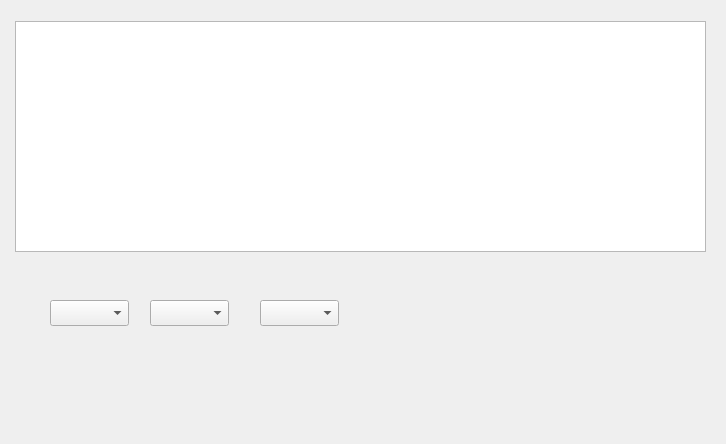
Before: the Qt Designer form src/rulewindow.ui in carvalhojldc/fuzzy-control, drawn with Qt 5.
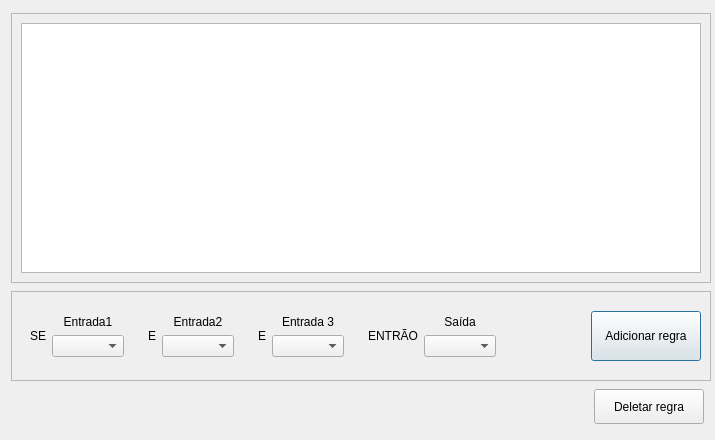
After: the same form once the commit is applied.

Commit message: rule-window

Diff of the .ui file:
```diff
--- a/src/rulewindow.ui
+++ b/src/rulewindow.ui
@@ -6,53 +6,309 @@
    <rect>
     <x>0</x>
     <y>0</y>
-    <width>726</width>
-    <height>444</height>
+    <width>715</width>
+    <height>440</height>
    </rect>
   </property>
+  <property name="sizePolicy">
+   <sizepolicy hsizetype="Fixed" vsizetype="Fixed">
+    <horstretch>0</horstretch>
+    <verstretch>0</verstretch>
+   </sizepolicy>
+  </property>
+  <property name="minimumSize">
+   <size>
+    <width>700</width>
+    <height>270</height>
+   </size>
+  </property>
+  <property name="maximumSize">
+   <size>
+    <width>718</width>
+    <height>440</height>
+   </size>
+  </property>
   <property name="windowTitle">
    <string>Dialog</string>
   </property>
-  <widget class="QTableWidget" name="tableWidget">
-   <property name="geometry">
-    <rect>
-     <x>15</x>
-     <y>21</y>
-     <width>691</width>
-     <height>231</height>
-    </rect>
-   </property>
-  </widget>
-  <widget class="QComboBox" name="comboBox">
-   <property name="geometry">
-    <rect>
-     <x>50</x>
-     <y>300</y>
-     <width>79</width>
-     <height>26</height>
-    </rect>
-   </property>
-  </widget>
-  <widget class="QComboBox" name="comboBox_2">
-   <property name="geometry">
-    <rect>
-     <x>150</x>
-     <y>300</y>
-     <width>79</width>
-     <height>26</height>
-    </rect>
-   </property>
-  </widget>
-  <widget class="QComboBox" name="comboBox_3">
-   <property name="geometry">
-    <rect>
-     <x>260</x>
-     <y>300</y>
-     <width>79</width>
-     <height>26</height>
-    </rect>
-   </property>
-  </widget>
+  <layout class="QGridLayout" name="gridLayout_10">
+   <item row="0" column="0" colspan="2">
+    <widget class="QFrame" name="frame_2">
+     <property name="sizePolicy">
+      <sizepolicy hsizetype="Fixed" vsizetype="Fixed">
+       <horstretch>0</horstretch>
+       <verstretch>0</verstretch>
+      </sizepolicy>
+     </property>
+     <property name="minimumSize">
+      <size>
+       <width>700</width>
+       <height>270</height>
+      </size>
+     </property>
+     <property name="maximumSize">
+      <size>
+       <width>700</width>
+       <height>270</height>
+      </size>
+     </property>
+     <property name="frameShape">
+      <enum>QFrame::StyledPanel</enum>
+     </property>
+     <property name="frameShadow">
+      <enum>QFrame::Raised</enum>
+     </property>
+     <layout class="QGridLayout" name="gridLayout_6">
+      <item row="0" column="0">
+       <widget class="QListWidget" name="listWidget">
+        <property name="dragEnabled">
+         <bool>true</bool>
+        </property>
+       </widget>
+      </item>
+     </layout>
+    </widget>
+   </item>
+   <item row="1" column="0" colspan="2">
+    <widget class="QFrame" name="frame">
+     <property name="minimumSize">
+      <size>
+       <width>700</width>
+       <height>90</height>
+      </size>
+     </property>
+     <property name="maximumSize">
+      <size>
+       <width>700</width>
+       <height>90</height>
+      </size>
+     </property>
+     <property name="frameShape">
+      <enum>QFrame::StyledPanel</enum>
+     </property>
+     <property name="frameShadow">
+      <enum>QFrame::Raised</enum>
+     </property>
+     <layout class="QGridLayout" name="gridLayout_5">
+      <item row="0" column="1">
+       <widget class="QWidget" name="widget_2" native="true">
+        <layout class="QGridLayout" name="gridLayout_8">
+         <item row="0" column="0">
+          <layout class="QGridLayout" name="gl_i2">
+           <item row="0" column="1">
+            <layout class="QGridLayout" name="gridLayout_3">
+             <item row="0" column="0">
+              <widget class="QLabel" name="label_2">
+               <property name="text">
+                <string>Entrada2</string>
+               </property>
+               <property name="alignment">
+                <set>Qt::AlignCenter</set>
+               </property>
+              </widget>
+             </item>
+             <item row="1" column="0">
+              <widget class="QComboBox" name="comboBox_2"/>
+             </item>
+            </layout>
+           </item>
+           <item row="0" column="0">
+            <widget class="QLabel" name="label_5">
+             <property name="text">
+              <string>E</string>
+             </property>
+             <property name="alignment">
+              <set>Qt::AlignCenter</set>
+             </property>
+            </widget>
+           </item>
+          </layout>
+         </item>
+        </layout>
+       </widget>
+      </item>
+      <item row="0" column="5">
+       <widget class="QPushButton" name="insertRule">
+        <property name="minimumSize">
+         <size>
+          <width>110</width>
+          <height>50</height>
+         </size>
+        </property>
+        <property name="maximumSize">
+         <size>
+          <width>110</width>
+          <height>50</height>
+         </size>
+        </property>
+        <property name="text">
+         <string>Adicionar regra</string>
+        </property>
+       </widget>
+      </item>
+      <item row="0" column="4">
+       <spacer name="horizontalSpacer_2">
+        <property name="orientation">
+         <enum>Qt::Horizontal</enum>
+        </property>
+        <property name="sizeHint" stdset="0">
+         <size>
+          <width>40</width>
+          <height>20</height>
+         </size>
+        </property>
+       </spacer>
+      </item>
+      <item row="0" column="0">
+       <widget class="QWidget" name="widget" native="true">
+        <layout class="QGridLayout" name="gridLayout_7">
+         <item row="0" column="0">
+          <layout class="QGridLayout" name="gl_i1">
+           <item row="0" column="0">
+            <widget class="QLabel" name="label_6">
+             <property name="layoutDirection">
+              <enum>Qt::RightToLeft</enum>
+             </property>
+             <property name="text">
+              <string>SE</string>
+             </property>
+             <property name="alignment">
+              <set>Qt::AlignCenter</set>
+             </property>
+            </widget>
+           </item>
+           <item row="0" column="1">
+            <layout class="QGridLayout" name="gridLayout_4">
+             <item row="1" column="0">
+              <widget class="QComboBox" name="comboBox_1"/>
+             </item>
+             <item row="0" column="0">
+              <widget class="QLabel" name="label_1">
+               <property name="text">
+                <string>Entrada1</string>
+               </property>
+               <property name="alignment">
+                <set>Qt::AlignCenter</set>
+               </property>
+              </widget>
+             </item>
+            </layout>
+           </item>
+          </layout>
+         </item>
+        </layout>
+       </widget>
+      </item>
+      <item row="0" column="2">
+       <widget class="QWidget" name="widget_3" native="true">
+        <layout class="QGridLayout" name="gridLayout_11">
+         <item row="0" column="0">
+          <layout class="QGridLayout" name="gl_i3">
+           <item row="0" column="1">
+            <layout class="QGridLayout" name="gridLayout">
+             <item row="0" column="0">
+              <widget class="QLabel" name="label_3">
+               <property name="text">
+                <string>Entrada 3</string>
+               </property>
+               <property name="alignment">
+                <set>Qt::AlignCenter</set>
+               </property>
+              </widget>
+             </item>
+             <item row="1" column="0">
+              <widget class="QComboBox" name="comboBox_3"/>
+             </item>
+            </layout>
+           </item>
+           <item row="0" column="0">
+            <widget class="QLabel" name="label_7">
+             <property name="text">
+              <string>E</string>
+             </property>
+             <property name="alignment">
+              <set>Qt::AlignCenter</set>
+             </property>
+            </widget>
+           </item>
+          </layout>
+         </item>
+        </layout>
+       </widget>
+      </item>
+      <item row="0" column="3">
+       <widget class="QWidget" name="widget_4" native="true">
+        <layout class="QGridLayout" name="gridLayout_9">
+         <item row="0" column="0">
+          <layout class="QGridLayout" name="gL_o">
+           <item row="0" column="0">
+            <widget class="QLabel" name="label_8">
+             <property name="text">
+              <string>ENTRÃO</string>
+             </property>
+             <property name="alignment">
+              <set>Qt::AlignCenter</set>
+             </property>
+            </widget>
+           </item>
+           <item row="0" column="1">
+            <layout class="QGridLayout" name="gridLayout_2">
+             <item row="0" column="0">
+              <widget class="QLabel" name="label_4">
+               <property name="text">
+                <string>Saída</string>
+               </property>
+               <property name="alignment">
+                <set>Qt::AlignCenter</set>
+               </property>
+              </widget>
+             </item>
+             <item row="1" column="0">
+              <widget class="QComboBox" name="comboBox_4"/>
+             </item>
+            </layout>
+           </item>
+          </layout>
+         </item>
+        </layout>
+       </widget>
+      </item>
+     </layout>
+    </widget>
+   </item>
+   <item row="2" column="0">
+    <spacer name="horizontalSpacer_3">
+     <property name="orientation">
+      <enum>Qt::Horizontal</enum>
+     </property>
+     <property name="sizeHint" stdset="0">
+      <size>
+       <width>578</width>
+       <height>20</height>
+      </size>
+     </property>
+    </spacer>
+   </item>
+   <item row="2" column="1">
+    <widget class="QPushButton" name="removeRule">
+     <property name="minimumSize">
+      <size>
+       <width>110</width>
+       <height>35</height>
+      </size>
+     </property>
+     <property name="maximumSize">
+      <size>
+       <width>110</width>
+       <height>35</height>
+      </size>
+     </property>
+     <property name="text">
+      <string>Deletar regra</string>
+     </property>
+    </widget>
+   </item>
+  </layout>
  </widget>
  <resources/>
  <connections/>
```
Left out of the diff: 2 changed lines with no effect on the pictures. The commit also changes 12 other files.
